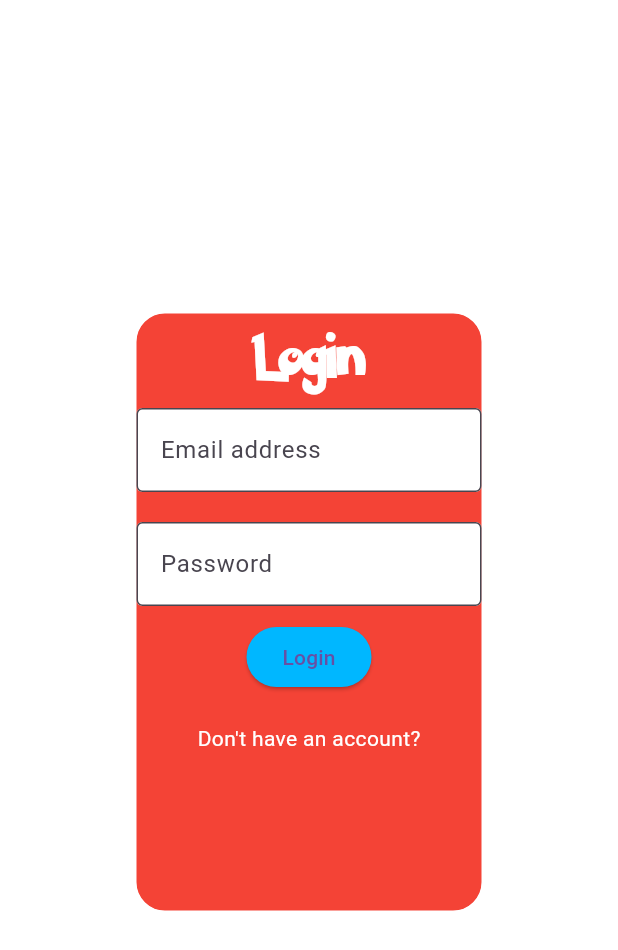
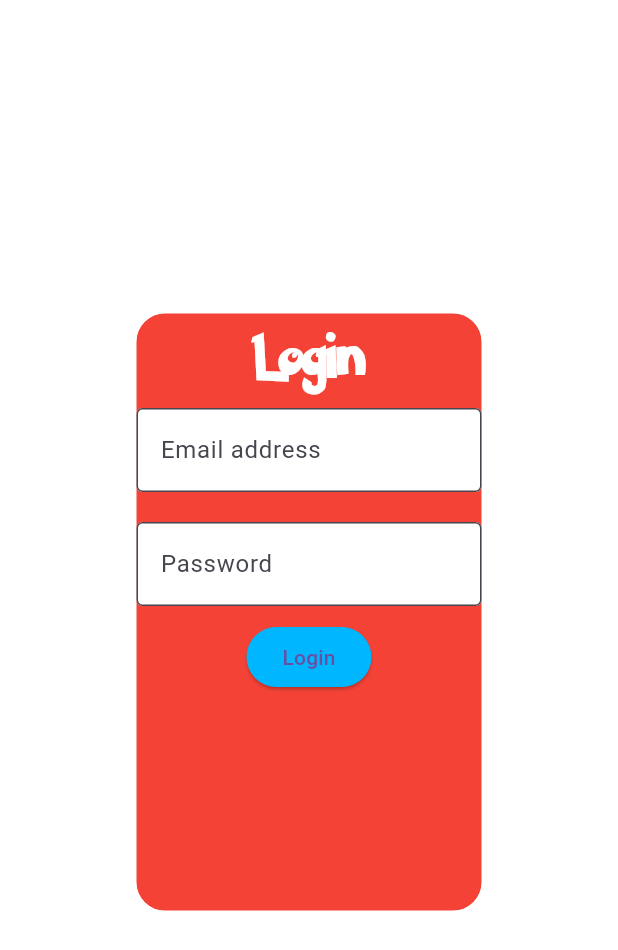
Before and after one commit to KevryP/pokeGuess, a Flutter app: the LoginDialog screen opened directly with empty values, on a phone screen of 412 x 824 dp. Shown: the top 950 px of the screen. Run offline on Flutter 3.47's test engine with Material 3 defaults, Android fonts, the light colour scheme and no system bars; our stand-ins replace cloud_firestore, firebase_auth, firebase_core, flutter_svg; accounts and stored records are empty; network calls fail; statements that could not run were skipped.

Commit message:
removed elevation from login and signup dialogs

```diff
--- a/lib/login_dialog.dart
+++ b/lib/login_dialog.dart
@@ -21,7 +21,10 @@ class _LoginDialogState extends State<LoginDialog> {
   @override
   Widget build(BuildContext context) {
     return AlertDialog(
-        backgroundColor: Colors.transparent, content: loginPage());
+      backgroundColor: Colors.transparent,
+      elevation: 0,
+      content: loginPage(),
+    );
   }
 
   Scaffold loginPage() {
@@ -117,17 +120,6 @@ class _LoginDialogState extends State<LoginDialog> {
                 child: const Text("Login"),
               ),
             ),
-            const Padding(
-              padding: EdgeInsets.all(10),
-              child: Column(
-                children: [
-                  Text(
-                    "Don't have an account?",
-                    style: TextStyle(color: Colors.white),
-                  ),
-                ],
-              ),
-            )
           ],
         ));
   }
--- a/lib/signup_dialog.dart
+++ b/lib/signup_dialog.dart
@@ -21,7 +21,10 @@ class _SignupDialogState extends State<SignupDialog> {
   @override
   Widget build(BuildContext context) {
     return AlertDialog(
-        backgroundColor: Colors.transparent, content: signupPage());
+      backgroundColor: Colors.transparent,
+      elevation: 0,
+      content: signupPage(),
+    );
   }
 
   Scaffold signupPage() {
```
Also changed, not shown: lib/widgets/userdetails.dart (+5 -4 lines).
